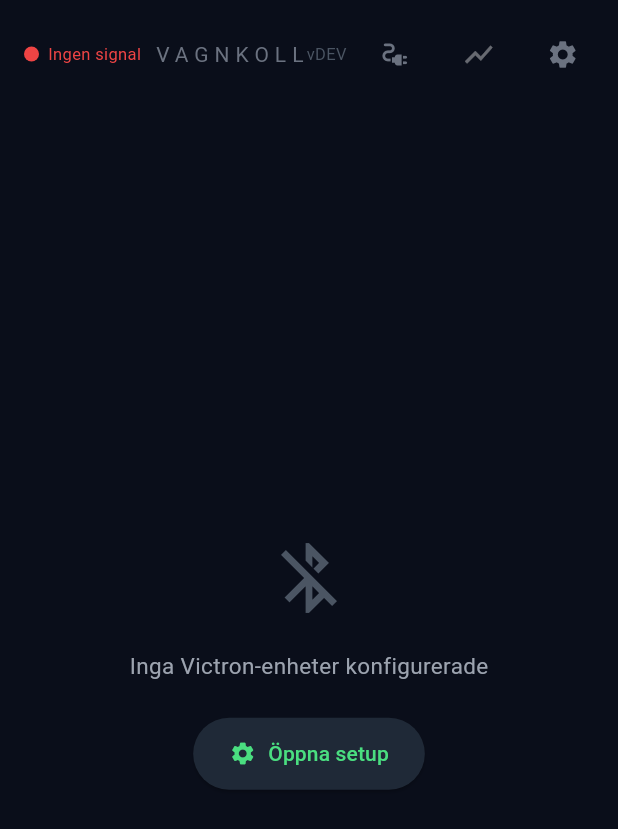
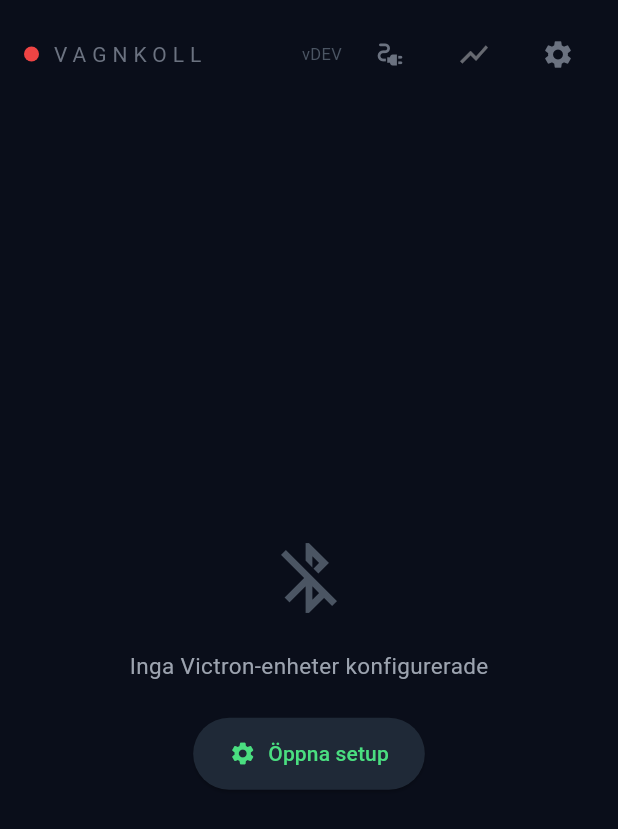
Before and after one commit to sm5tog/vagnkoll, a Flutter app: the screen it shows after launch, after a tap on "Sök Victron-enheter", after a tap on "HOPPA ÖVER", on a phone screen of 412 x 824 dp. Shown: the top 829 px of the screen. Run offline on Flutter 3.47's test engine with Material 3 defaults, Android fonts, the phone set to English and light mode, and no system bars; our stand-ins replace file_picker, fl_chart, flutter_blue_plus, flutter_secure_storage, permission_handler, shared_preferences and 3 more; missing offline and left inert: cryptography, flutter_foreground_task; accounts and stored records are empty.

Commit message:
1526 fix: header-overflow vid signal-varning; BLE-filter vid saknad secure-storage-nyckel

```diff
--- a/lib/config/app_config.dart
+++ b/lib/config/app_config.dart
@@ -103,8 +103,8 @@ class AppConfig {
     required this.highLoadMinutes,
   });
 
-  /// True om setup är gjord (minst en device konfigurerad).
-  bool get isConfigured => devices.isNotEmpty;
+  /// True om setup är gjord (minst en device med encryption key sparad).
+  bool get isConfigured => devices.any((d) => d.encryptionKey.isNotEmpty);
 
   /// Default-värden för en helt ny installation. Användaren får överskugga
   /// dessa i setup-skärmen.
@@ -133,8 +133,9 @@ class AppConfig {
         for (final item in list) {
           final map = (item as Map).cast<String, dynamic>();
           final mac = map['mac'] as String;
-          final key = await _secure.read(key: '$_kSecureKeyPrefix$mac');
-          if (key == null || key.isEmpty) continue;
+          // Inkludera alltid enheten (för withRemoteIds BLE-filter).
+          // Dekryptering misslyckas elegant om nyckeln saknas i secure storage.
+          final key = await _secure.read(key: '$_kSecureKeyPrefix$mac') ?? '';
           devices.add(VictronDeviceConfig.fromMetaJson(map, key));
         }
       } catch (_) {
--- a/lib/main.dart
+++ b/lib/main.dart
@@ -548,21 +548,13 @@ class _HomeScreenState extends State<HomeScreen> with WidgetsBindingObserver {
       1 => 'Försenat',
       _ => 'Ingen signal',
     };
-    return Row(
-      children: [
-        Container(
+    return Container(
       width: 10,
       height: 10,
       decoration: BoxDecoration(
         color: color,
         shape: BoxShape.circle,
       ),
-        ),
-        if (label != null) ...[
-          const SizedBox(width: 6),
-          Text(label, style: TextStyle(color: color, fontSize: 11)),
-        ],
-      ],
     );
   }
 
```
Lines whose indentation alone changed are shown as unchanged.
